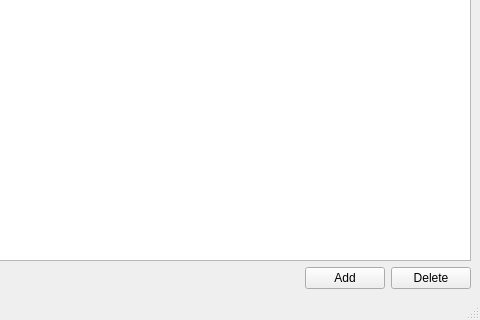
This is OOP_Project_Qt/RecipeListWindow.ui in Doho-K/OOP23_1 as Qt 5 draws it before an edit; both pictures show x 320 to 800 and y 268 to 588 of the 800 by 588 pixel window. The edited form follows.
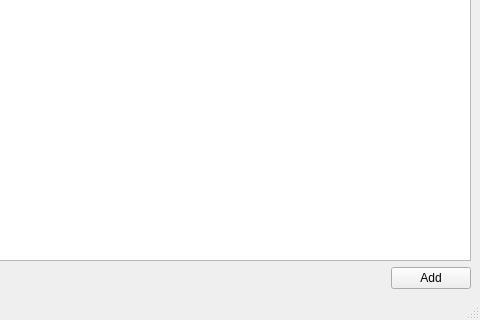
This is the edited form.

Diff of the .ui file:
```diff
--- a/OOP_Project_Qt/RecipeListWindow.ui
+++ b/OOP_Project_Qt/RecipeListWindow.ui
@@ -83,13 +83,6 @@
         </property>
        </widget>
       </item>
-      <item>
-       <widget class="QPushButton" name="DeleteButton">
-        <property name="text">
-         <string>Delete</string>
-        </property>
-       </widget>
-      </item>
      </layout>
     </item>
    </layout>
```
